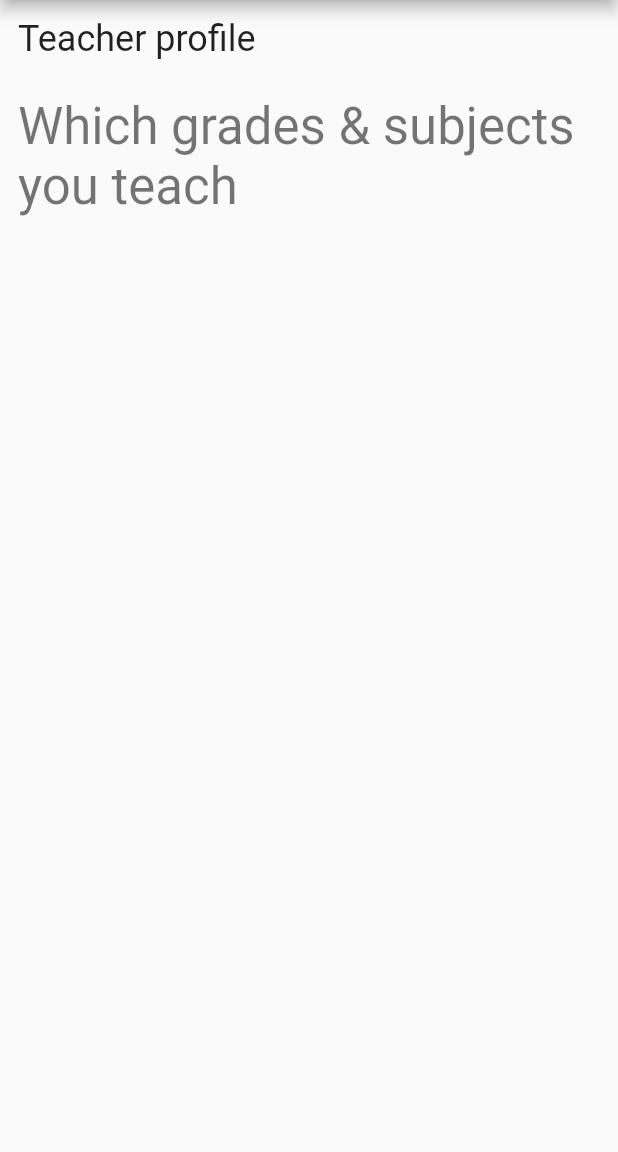
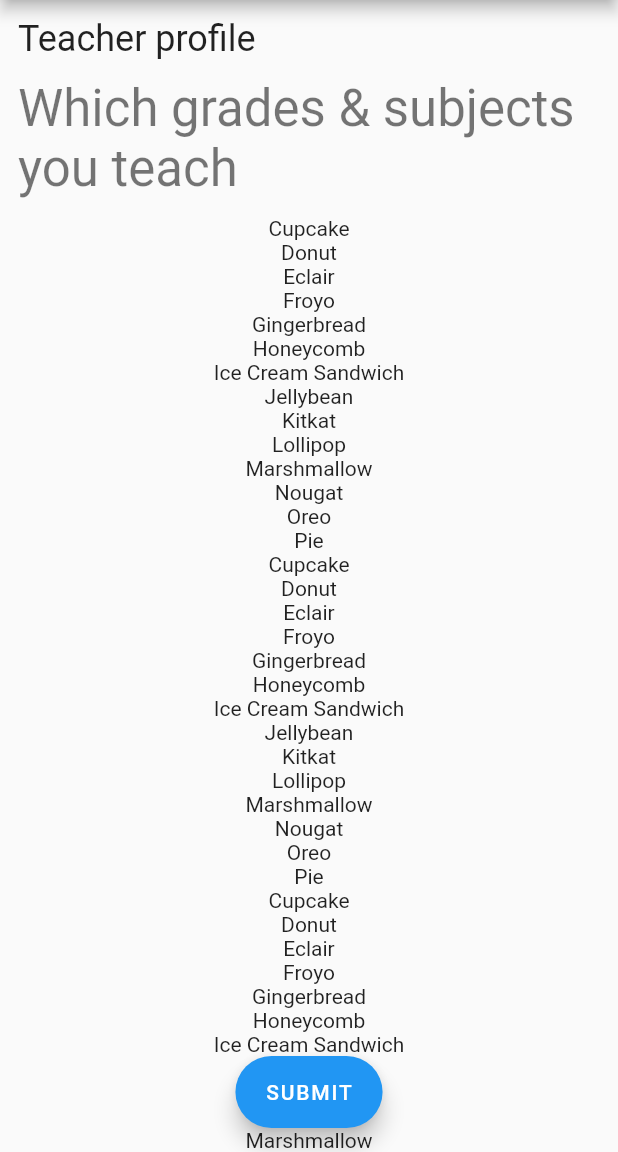
Before and after one commit to ankurjb/homework, a Flutter app: the screen it shows after launch, on a phone screen of 412 x 824 dp, the part 84-1236 px from its top. Run offline on Flutter 3.47's test engine with Material 2 defaults, Android fonts, the phone set to English and light mode, and no system bars.

Commit message:
added recyclerview and fab button

```diff
--- a/lib/main.dart
+++ b/lib/main.dart
@@ -36,13 +36,60 @@ class _MyHomePageState extends State<MyHomePage> {
         appBar: AppBar(
           title: Text(widget.title),
         ),
+        floatingActionButton:  FloatingActionButton.extended(onPressed: (){}, label: Text('SUBMIT'),),
+        floatingActionButtonLocation: FloatingActionButtonLocation.centerFloat,
         body:
-          _Header(), // This trailing comma makes auto-formatting nicer for build methods.
+            _Header() //_Header(), // This trailing comma makes auto-formatting nicer for build methods.
         );
   }
 }
 
 class _Header extends StatelessWidget {
+  var androidVersionNames = [
+    "Cupcake",
+    "Donut",
+    "Eclair",
+    "Froyo",
+    "Gingerbread",
+    "Honeycomb",
+    "Ice Cream Sandwich",
+    "Jellybean",
+    "Kitkat",
+    "Lollipop",
+    "Marshmallow",
+    "Nougat",
+    "Oreo",
+    "Pie",
+    "Cupcake",
+    "Donut",
+    "Eclair",
+    "Froyo",
+    "Gingerbread",
+    "Honeycomb",
+    "Ice Cream Sandwich",
+    "Jellybean",
+    "Kitkat",
+    "Lollipop",
+    "Marshmallow",
+    "Nougat",
+    "Oreo",
+    "Pie",
+    "Cupcake",
+    "Donut",
+    "Eclair",
+    "Froyo",
+    "Gingerbread",
+    "Honeycomb",
+    "Ice Cream Sandwich",
+    "Jellybean",
+    "Kitkat",
+    "Lollipop",
+    "Marshmallow",
+    "Nougat",
+    "Oreo",
+    "Pie"
+  ];
+
   @override
   Widget build(BuildContext context) {
     return Scaffold(
@@ -53,18 +100,30 @@ class _Header extends StatelessWidget {
           children: <Widget>[
             Padding(
               padding: const EdgeInsets.all(12),
-              child: Text(
+              child: Column(
+                crossAxisAlignment: CrossAxisAlignment.start,
+                children: [
+                  Text(
                     'Teacher profile',
                     style: Theme.of(context).textTheme.headline5,
                   ),
-            ),
-            Padding(
-              padding: const EdgeInsets.all(12),
-              child: Text(
+                  const Padding(padding: EdgeInsets.only(top: 12)),
+                  Text(
                     'Which grades & subjects you teach',
                     style: Theme.of(context).textTheme.headline4,
                   ),
-            )
+                ],
+              ),
+            ),
+            Expanded(
+                child: ListView.builder(
+              itemBuilder: (context, position) {
+                return Column(
+                  children: [Text(androidVersionNames[position])],
+                );
+              },
+              itemCount: androidVersionNames.length,
+            )),
           ],
         ),
       ),
```
Lines whose indentation alone changed are shown as unchanged.
